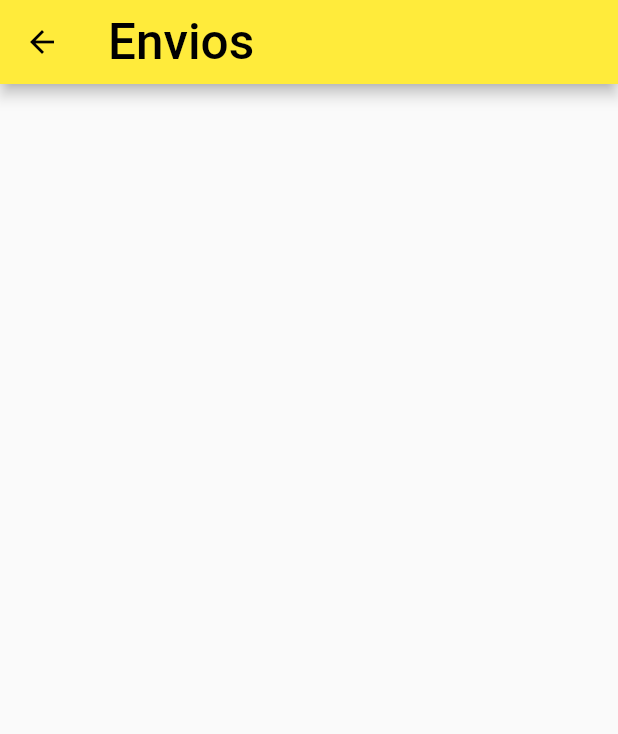
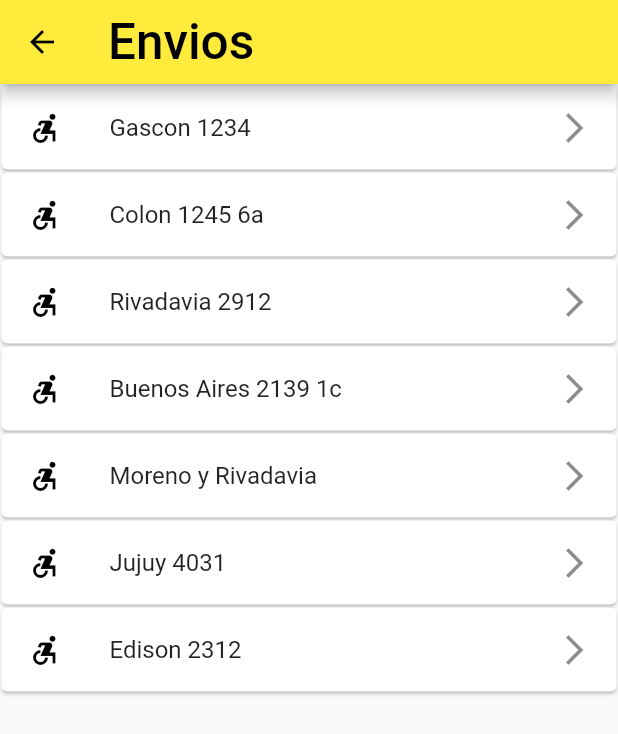
Before and after one commit to NavarroFer/moovle-app, a Flutter app: the EnviosPage screen opened by its route, on a phone screen of 412 x 824 dp. Shown: the top 734 px of the screen. Run offline on Flutter 3.47's test engine with Material 2 defaults, Android fonts, the phone set to English and light mode, and no system bars; our stand-ins replace dropdown_search; missing offline and left inert: searchable_dropdown.

Commit message:
Nueva venta y envios pendientes

```diff
--- a/lib/src/pages/ventas/envios_page.dart
+++ b/lib/src/pages/ventas/envios_page.dart
@@ -3,11 +3,40 @@ import 'package:moovle/src/widgets/base_widgets.dart';
 
 class EnviosPage extends StatelessWidget {
   static final String route = 'enviosPage';
+  final envios = [
+    'Gascon 1234',
+    'Colon 1245 6a',
+    'Rivadavia 2912',
+    'Buenos Aires 2139 1c',
+    'Moreno y Rivadavia',
+    'Jujuy 4031',
+    'Edison 2312'
+  ];
   @override
   Widget build(BuildContext context) {
     return Scaffold(
       appBar: appBarMoovle(texto: 'Envios', context: context),
-      body: Container(),
+      body: _listaEnvios(),
+    );
+  }
+
+  Widget _listaEnvios() {
+    return ListView.builder(
+      itemCount: envios.length,
+      itemBuilder: (context, index) {
+        return Card(
+          margin: EdgeInsets.all(1),
+          child: ListTile(
+            title: Text(envios[index]),
+            leading: Icon(
+              Icons.accessible_forward_sharp,
+              color: Colors.black,
+            ),
+            onTap: () {},
+            trailing: Icon(Icons.arrow_forward_ios_outlined),
+          ),
+        );
+      },
     );
   }
 }
```
Also changed, not shown: lib/src/pages/ventas/nueva_venta_page.dart (+232 -6 lines), 2 other files.
